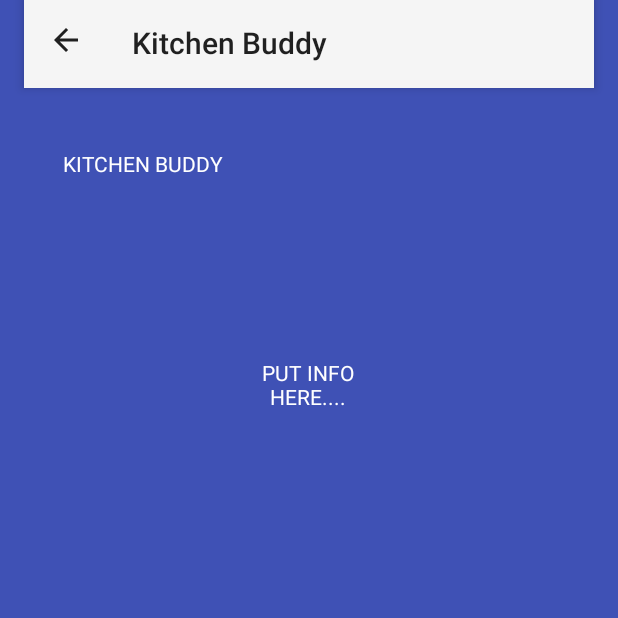
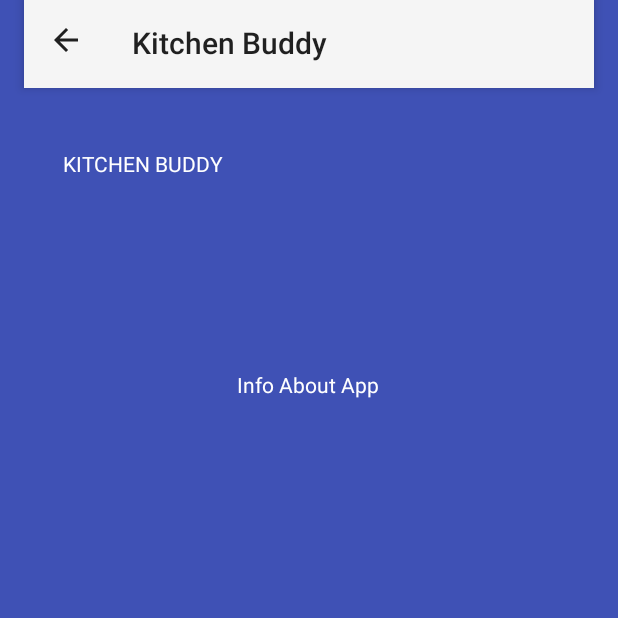
Before and after one commit to NathanielBarnett/CS449---Semester-Project, an Android app: the AboutActivity screen opened directly, with no data from a screen before it, on a phone screen of 412 x 824 dp, the top half of it. Run offline under Robolectric (Android 15) with nearby library versions, the phone set to English and light mode, and no system bars.

```diff
--- a/CS449-App/app/src/main/res/values/strings.xml
+++ b/CS449-App/app/src/main/res/values/strings.xml
@@ -6,6 +6,6 @@
     <string name="about_string">About</string>
     <string name="temp_string">Temperature Conversions</string>
     <string name="settings_string">Settings</string>
-    <string name="info_about">PUT INFO HERE....</string>
+    <string name="info_about">Info About App</string>
 
 </resources>
```
Also changed, not shown: 6 other files.
